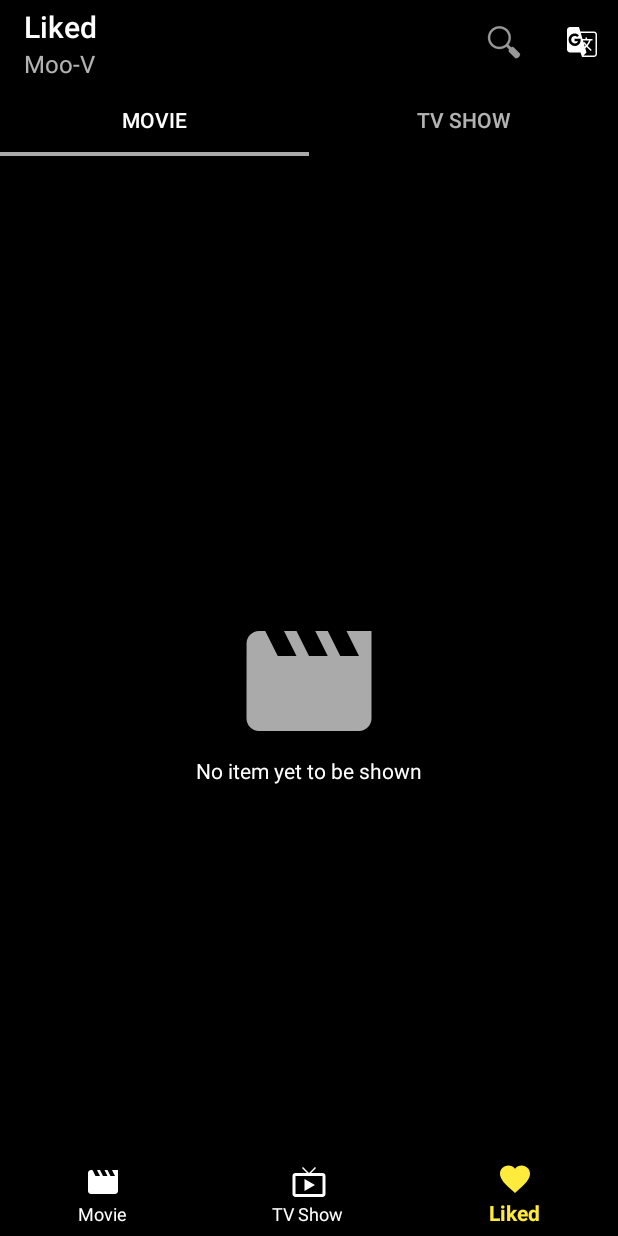
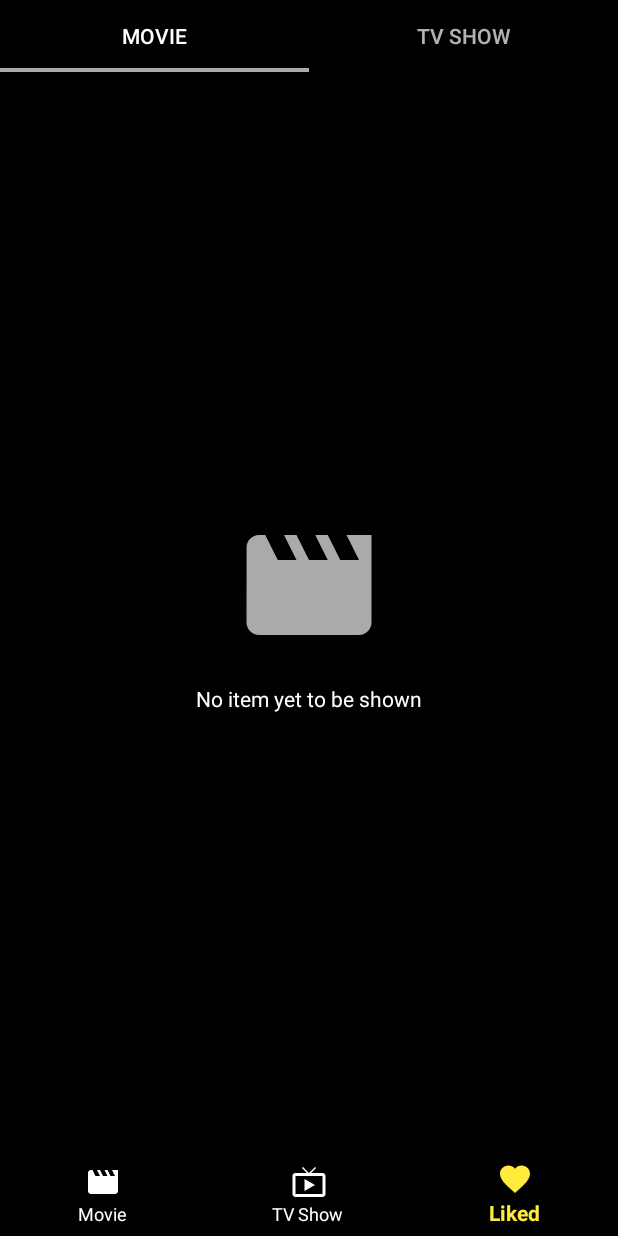
Before and after one commit to FungkiPandu/moo-v, an Android app: the screen it shows after launch (MainActivity), item 3 of the bottom bar chosen, on a phone screen of 412 x 824 dp. Run offline under Robolectric (Android 15) with nearby library versions, the phone set to English and light mode, and no system bars; our stand-ins replace Room's generated code; libraries missing offline, so code that uses them is left out: com.androidnetworking, com.androidnetworking.error, com.androidnetworking.interfaces; pictures from the network do not load; 3 statements that could not run were skipped.

Commit message:
implement empty view in adapter

```diff
--- a/app/src/main/java/xyz/neopandu/moov/adapters/MyMovieRecyclerViewAdapter.kt
+++ b/app/src/main/java/xyz/neopandu/moov/adapters/MyMovieRecyclerViewAdapter.kt
@@ -2,6 +2,7 @@ package xyz.neopandu.moov.adapters
 
 
 import android.content.Context
+import android.graphics.drawable.Drawable
 import android.view.LayoutInflater
 import android.view.View
 import android.view.ViewGroup
@@ -11,6 +12,7 @@ import android.widget.TextView
 import androidx.recyclerview.widget.RecyclerView
 import com.bumptech.glide.Glide
 import kotlinx.android.synthetic.main.row_item_movie.view.*
+import kotlinx.android.synthetic.main.view_empty_list.view.*
 import xyz.neopandu.moov.R
 import xyz.neopandu.moov.flow.main.OnListFragmentInteractionListener
 import xyz.neopandu.moov.models.Movie
@@ -23,7 +25,7 @@ import java.util.*
 class MyMovieRecyclerViewAdapter(
     private val context: Context,
     private val mListener: OnListFragmentInteractionListener?
-) : RecyclerView.Adapter<MyMovieRecyclerViewAdapter.ViewHolder>() {
+) : RecyclerView.Adapter<RecyclerView.ViewHolder>() {
 
     private val mOnClickListener: View.OnClickListener
     private val mValues: MutableList<Movie> = mutableListOf()
@@ -31,11 +33,17 @@ class MyMovieRecyclerViewAdapter(
 
     private val mOnFavoriteButtonClicked: (Movie) -> Unit
 
+    var emptyDrawable: Drawable? = null
+    var emptyMessage: String? = null
+
+    companion object {
+        const val EMPTY_LIST_VIEWTYPE = 0
+        const val BANNER_VIEWTYPE = 1
+    }
+
     init {
         mOnClickListener = View.OnClickListener { v ->
             val item = v.tag as Movie
-            // Notify the active callbacks interface (the activity, if the fragment is attached to
-            // one) that an item has been selected.
             mListener?.onListFragmentInteraction(item)
         }
 
@@ -63,18 +71,50 @@ class MyMovieRecyclerViewAdapter(
         notifyDataSetChanged()
     }
 
-    override fun onCreateViewHolder(parent: ViewGroup, viewType: Int): ViewHolder {
-        val view = LayoutInflater.from(parent.context)
-            .inflate(R.layout.row_item_movie, parent, false)
-        return ViewHolder(view)
+    override fun onCreateViewHolder(parent: ViewGroup, viewType: Int): RecyclerView.ViewHolder {
+        return when (viewType) {
+            EMPTY_LIST_VIEWTYPE -> {
+                val view = LayoutInflater.from(parent.context)
+                    .inflate(R.layout.view_empty_list, parent, false)
+                EmptyViewHolder(view)
+            }
+            BANNER_VIEWTYPE -> {
+                val view = LayoutInflater.from(parent.context)
+                    .inflate(R.layout.row_item_movie, parent, false)
+                ViewHolder(view)
+            }
+            else -> throw RuntimeException("Unknown view type")
+        }
     }
 
-    override fun onBindViewHolder(holder: ViewHolder, position: Int) {
+    override fun onBindViewHolder(holder: RecyclerView.ViewHolder, position: Int) {
+        if (holder is EmptyViewHolder) {
+            holder.bind()
+            return
+        }
         val item = mValues[position]
-        holder.bind(item)
+        if (holder is ViewHolder) holder.bind(item)
     }
 
-    override fun getItemCount(): Int = mValues.size
+    override fun getItemViewType(position: Int): Int {
+        return if (mValues.isEmpty()) EMPTY_LIST_VIEWTYPE else BANNER_VIEWTYPE
+    }
+
+    override fun getItemCount(): Int = if (mValues.isEmpty()) 1 else mValues.size
+
+    inner class EmptyViewHolder(view: View) : RecyclerView.ViewHolder(view) {
+        private val imageView = view.error_image
+        private val textView = view.error_view_text
+
+        fun bind() {
+            emptyDrawable?.let {
+                imageView.setImageDrawable(it)
+            }
+            emptyMessage?.let {
+                textView.text = it
+            }
+        }
+    }
 
     inner class ViewHolder(private val mView: View) : RecyclerView.ViewHolder(mView) {
         private val mBanner: ImageView = mView.img_banner
--- a/app/src/main/java/xyz/neopandu/moov/flow/main/favorite/FavoriteFragment.kt
+++ b/app/src/main/java/xyz/neopandu/moov/flow/main/favorite/FavoriteFragment.kt
@@ -1,13 +1,10 @@
 package xyz.neopandu.moov.flow.main.favorite
 
 import android.content.Context
-import android.content.Intent
 import android.os.Bundle
-import android.provider.Settings
 import android.view.LayoutInflater
 import android.view.View
 import android.view.ViewGroup
-import androidx.appcompat.widget.Toolbar
 import androidx.fragment.app.Fragment
 import androidx.viewpager.widget.ViewPager
 import com.google.android.material.tabs.TabLayout
@@ -17,7 +14,7 @@ import xyz.neopandu.moov.flow.main.OnListFragmentInteractionListener
 class FavoriteFragment : Fragment() {
     private var listener: OnListFragmentInteractionListener? = null
 
-    private lateinit var toolbar: Toolbar
+    //    private lateinit var toolbar: Toolbar
     private lateinit var viewPager: ViewPager
     private lateinit var tabLayout: TabLayout
 
@@ -28,31 +25,29 @@ class FavoriteFragment : Fragment() {
         // Inflate the layout for this fragment
         val view = inflater.inflate(R.layout.fragment_favorite, container, false)
 
-        toolbar = view.findViewById(R.id.fav_toolbar)
+//        toolbar = view.findViewById(R.id.fav_toolbar)
         viewPager = view.findViewById(R.id.fav_view_pager)
         tabLayout = view.findViewById(R.id.fav_tab_layout)
 
         viewPager.adapter = FavoritePagerAdapter(requireContext(), childFragmentManager)
         tabLayout.setupWithViewPager(viewPager)
 
-        initToolbar()
-
         return view
     }
 
-    private fun initToolbar() {
-        toolbar.setSubtitle(R.string.app_name)
-        toolbar.inflateMenu(R.menu.main_menu)
-        toolbar.setOnMenuItemClickListener {
-            when(it.itemId) {
-                R.id.action_change_settings -> {
-                    val mIntent = Intent(Settings.ACTION_LOCALE_SETTINGS)
-                    startActivity(mIntent)
-                }
-            }
-            super.onOptionsItemSelected(it)
-        }
-    }
+//    private fun initToolbar() {
+//        toolbar.setSubtitle(R.string.app_name)
+//        toolbar.inflateMenu(R.menu.main_menu)
+//        toolbar.setOnMenuItemClickListener {
+//            when(it.itemId) {
+//                R.id.action_change_settings -> {
+//                    val mIntent = Intent(Settings.ACTION_LOCALE_SETTINGS)
+//                    startActivity(mIntent)
+//                }
+//            }
+//            super.onOptionsItemSelected(it)
+//        }
+//    }
 
     override fun onAttach(context: Context) {
         super.onAttach(context)
--- a/app/src/main/java/xyz/neopandu/moov/flow/main/movieList/MovieFragment.kt
+++ b/app/src/main/java/xyz/neopandu/moov/flow/main/movieList/MovieFragment.kt
@@ -8,6 +8,7 @@ import android.view.LayoutInflater
 import android.view.View
 import android.view.ViewGroup
 import androidx.appcompat.widget.Toolbar
+import androidx.core.content.ContextCompat
 import androidx.fragment.app.Fragment
 import androidx.lifecycle.Observer
 import androidx.lifecycle.ViewModelProviders
@@ -15,7 +16,6 @@ import androidx.recyclerview.widget.LinearLayoutManager
 import androidx.recyclerview.widget.RecyclerView
 import androidx.swiperefreshlayout.widget.SwipeRefreshLayout
 import com.google.android.material.appbar.AppBarLayout
-import kotlinx.android.synthetic.main.fragment_movie_list.view.*
 import xyz.neopandu.moov.R
 import xyz.neopandu.moov.adapters.MyMovieRecyclerViewAdapter
 import xyz.neopandu.moov.flow.FavoriteViewModel
@@ -23,7 +23,6 @@ import xyz.neopandu.moov.flow.FavoriteViewModelFactory
 import xyz.neopandu.moov.flow.main.MainViewModel
 import xyz.neopandu.moov.flow.main.OnListFragmentInteractionListener
 import xyz.neopandu.moov.flow.search.SearchActivity
-import xyz.neopandu.moov.models.Movie
 
 /**
  * A fragment representing a list of Items.
@@ -48,7 +47,6 @@ class MovieFragment : Fragment() {
     private lateinit var swipeRefreshLayout: SwipeRefreshLayout
     private lateinit var appbar: AppBarLayout
     private lateinit var toolbar: Toolbar
-    private lateinit var noItemLayout: View
 
     override fun onCreate(savedInstanceState: Bundle?) {
         super.onCreate(savedInstanceState)
@@ -68,7 +66,6 @@ class MovieFragment : Fragment() {
         toolbar = view.findViewById(R.id.toolbar)
         movieList = view.findViewById(R.id.movie_list)
         swipeRefreshLayout = view.findViewById(R.id.swipe_refresh_layout)
-        noItemLayout = view.findViewById(R.id.no_item_layout)
 
         initToolbar()
         initRecyclerView()
@@ -118,27 +115,6 @@ class MovieFragment : Fragment() {
         movieList.adapter = this@MovieFragment.adapter
     }
 
-    private fun checkToShowEmpty(movies: List<Movie>): Boolean {
-        return if (movies.isEmpty()) {
-            movieList.visibility = View.GONE
-            noItemLayout.visibility = View.VISIBLE
-
-            when (type) {
-                FragmentType.MOVIE, FragmentType.FAVORITE_MOVIE -> {
-                    noItemLayout.no_item_image.setImageResource(R.drawable.ic_movie_white_24dp)
-                }
-                FragmentType.TV_SHOW, FragmentType.FAVORITE_TV -> {
-                    noItemLayout.no_item_image.setImageResource(R.drawable.ic_live_tv_white_24dp)
-                }
-            }
-            true
-        } else {
-            movieList.visibility = View.VISIBLE
-            noItemLayout.visibility = View.GONE
-            false
-        }
-    }
-
     private fun loadData() {
         when (type) {
             FragmentType.MOVIE -> {
@@ -146,8 +122,6 @@ class MovieFragment : Fragment() {
                     swipeRefreshLayout.isRefreshing = it
                 })
                 viewModel.movies.observe(viewLifecycleOwner, Observer {
-                    val isEmpty = checkToShowEmpty(it)
-                    if (isEmpty) return@Observer
                     adapter?.updateValues(it)
                 })
                 swipeRefreshLayout.setOnRefreshListener {
@@ -162,9 +136,11 @@ class MovieFragment : Fragment() {
                     swipeRefreshLayout.isRefreshing = it
                 })
                 viewModel.tvShows.observe(viewLifecycleOwner, Observer {
-                    val isEmpty = checkToShowEmpty(it)
-                    if (isEmpty) return@Observer
                     adapter?.updateValues(it)
+                    adapter?.emptyDrawable = ContextCompat.getDrawable(
+                        requireContext(),
+                        R.drawable.ic_live_tv_white_24dp
+                    )
                 })
                 swipeRefreshLayout.setOnRefreshListener {
                     viewModel.fetchTvShowList()
@@ -175,9 +151,6 @@ class MovieFragment : Fragment() {
             }
             FragmentType.FAVORITE_MOVIE -> {
                 favoriteViewModel.favoriteMovies.observe(viewLifecycleOwner, Observer {
-                    val isEmpty = checkToShowEmpty(it)
-                    if (isEmpty) return@Observer
-
                     adapter?.updateValues(it)
                     adapter?.updateFavorites(it)
                 })
@@ -185,11 +158,12 @@ class MovieFragment : Fragment() {
             }
             FragmentType.FAVORITE_TV -> {
                 favoriteViewModel.favoriteTVs.observe(viewLifecycleOwner, Observer {
-                    val isEmpty = checkToShowEmpty(it)
-                    if (isEmpty) return@Observer
-
                     adapter?.updateValues(it)
                     adapter?.updateFavorites(it)
+                    adapter?.emptyDrawable = ContextCompat.getDrawable(
+                        requireContext(),
+                        R.drawable.ic_live_tv_white_24dp
+                    )
                 })
                 swipeRefreshLayout.isEnabled = false
             }
--- a/app/src/main/java/xyz/neopandu/moov/flow/search/SearchActivity.kt
+++ b/app/src/main/java/xyz/neopandu/moov/flow/search/SearchActivity.kt
@@ -71,7 +71,7 @@ class SearchActivity : AppCompatActivity(), OnListFragmentInteractionListener {
     }
 
     private fun doSearch(query: String) {
-        searchViewModel.search(query.trim())
+        searchViewModel.search(query)
     }
 
     override fun onListFragmentInteraction(item: Movie) {
--- a/app/src/main/java/xyz/neopandu/moov/flow/search/SearchViewModel.kt
+++ b/app/src/main/java/xyz/neopandu/moov/flow/search/SearchViewModel.kt
@@ -113,8 +113,10 @@ class SearchViewModel : ViewModel() {
 
     fun fetchNextPage(movieType: Movie.MovieType) {
         if (movieType == Movie.MovieType.MOVIE) {
+            if (lastMovieQuery.isBlank()) return
             searchMovie(query = lastMovieQuery, page = moviePage)
         } else {
+            if (lastTVQuery.isBlank()) return
             searchTV(query = lastTVQuery, page = tvPage)
         }
     }
--- a/app/src/main/java/xyz/neopandu/moov/flow/search/ui/main/SearchFragment.kt
+++ b/app/src/main/java/xyz/neopandu/moov/flow/search/ui/main/SearchFragment.kt
@@ -5,12 +5,14 @@ import android.os.Bundle
 import android.view.LayoutInflater
 import android.view.View
 import android.view.ViewGroup
+import androidx.core.content.ContextCompat
 import androidx.fragment.app.Fragment
 import androidx.lifecycle.Observer
 import androidx.lifecycle.ViewModelProviders
 import androidx.recyclerview.widget.LinearLayoutManager
 import androidx.recyclerview.widget.RecyclerView
 import androidx.swiperefreshlayout.widget.SwipeRefreshLayout
+import xyz.neopandu.moov.R
 import xyz.neopandu.moov.adapters.MyMovieRecyclerViewAdapter
 import xyz.neopandu.moov.flow.FavoriteViewModel
 import xyz.neopandu.moov.flow.FavoriteViewModelFactory
@@ -76,6 +78,11 @@ class SearchFragment : Fragment() {
         listenLoading()
         listenFavoriteList()
 
+        if (movieType == Movie.MovieType.TV_SHOW) {
+            adapter.emptyDrawable =
+                ContextCompat.getDrawable(requireContext(), R.drawable.ic_live_tv_white_24dp)
+        }
+
         return swipeRefreshLayout
     }
 
--- a/app/src/main/res/layout/fragment_favorite.xml
+++ b/app/src/main/res/layout/fragment_favorite.xml
@@ -12,16 +12,16 @@
         android:layout_height="wrap_content"
         android:theme="@style/AppTheme.AppBarOverlay">
 
-        <androidx.appcompat.widget.Toolbar
-            android:id="@+id/fav_toolbar"
-            android:layout_width="match_parent"
-            android:layout_height="?attr/actionBarSize"
-            android:background="?attr/colorPrimary"
-            app:titleTextColor="@color/white"
-            app:title="@string/title_favorite"
-            app:contentInsetStartWithNavigation="0dp"
-            app:layout_scrollFlags="scroll|enterAlways"
-            app:popupTheme="@style/AppTheme.PopupOverlay"/>
+        <!--        <androidx.appcompat.widget.Toolbar-->
+        <!--            android:id="@+id/fav_toolbar"-->
+        <!--            android:layout_width="match_parent"-->
+        <!--            android:layout_height="?attr/actionBarSize"-->
+        <!--            android:background="?attr/colorPrimary"-->
+        <!--            app:titleTextColor="@color/white"-->
+        <!--            app:title="@string/title_favorite"-->
+        <!--            app:contentInsetStartWithNavigation="0dp"-->
+        <!--            app:layout_scrollFlags="scroll|enterAlways"-->
+        <!--            app:popupTheme="@style/AppTheme.PopupOverlay"/>-->
 
         <com.google.android.material.tabs.TabLayout
             android:id="@+id/fav_tab_layout"
--- a/app/src/main/res/layout/fragment_movie_list.xml
+++ b/app/src/main/res/layout/fragment_movie_list.xml
@@ -26,30 +26,6 @@
             app:popupTheme="@style/AppTheme.PopupOverlay"/>
     </com.google.android.material.appbar.AppBarLayout>
 
-
-    <LinearLayout
-        android:id="@+id/no_item_layout"
-        android:layout_width="match_parent"
-        android:layout_height="match_parent"
-        android:orientation="vertical"
-        android:gravity="center"
-        tools:ignore="UseCompoundDrawables">
-
-        <ImageView
-            android:id="@+id/no_item_image"
-            android:layout_width="100dp"
-            android:layout_height="100dp"
-            android:tint="@color/colorAccent"
-            android:src="@drawable/ic_movie_white_24dp"
-            android:contentDescription="@string/movie_banner"/>
-
-        <TextView
-            android:layout_width="wrap_content"
-            android:layout_height="wrap_content"
-            android:textColor="@color/white"
-            android:text="@string/no_item_text"/>
-    </LinearLayout>
-
     <androidx.swiperefreshlayout.widget.SwipeRefreshLayout
         android:id="@+id/swipe_refresh_layout"
         android:layout_width="match_parent"
--- /dev/null
+++ b/app/src/main/res/layout/view_empty_list.xml
@@ -0,0 +1,35 @@
+<?xml version="1.0" encoding="utf-8"?>
+<LinearLayout xmlns:android="http://schemas.android.com/apk/res/android"
+    android:layout_width="match_parent"
+    android:layout_height="match_parent"
+    android:background="@color/black"
+    android:gravity="center"
+    android:orientation="vertical">
+
+    <ImageView
+        android:id="@+id/error_image"
+        android:layout_width="100dp"
+        android:layout_height="100dp"
+        android:contentDescription="@string/movie_banner"
+        android:src="@drawable/ic_movie_white_24dp"
+        android:tint="@color/colorAccent" />
+
+    <TextView
+        android:id="@+id/error_view_text"
+        android:layout_width="wrap_content"
+        android:layout_height="wrap_content"
+        android:layout_marginTop="16dp"
+        android:text="@string/no_item_text"
+        android:textColor="@color/white" />
+
+    <Button
+        android:id="@+id/error_button"
+        android:layout_width="wrap_content"
+        android:layout_height="wrap_content"
+        android:layout_marginTop="48dp"
+        android:paddingLeft="32dp"
+        android:paddingRight="32dp"
+        android:text="@string/try_again"
+        android:visibility="gone" />
+
+</LinearLayout>
```
